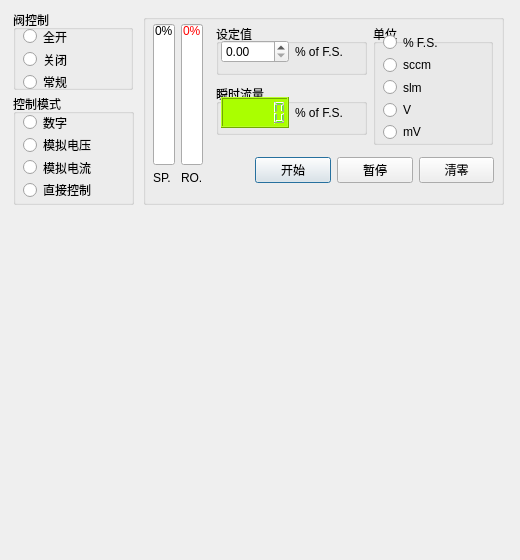
Old version of the form PythonControler/src/UIControl.ui in the repository erisir/MFC_STM32F373.
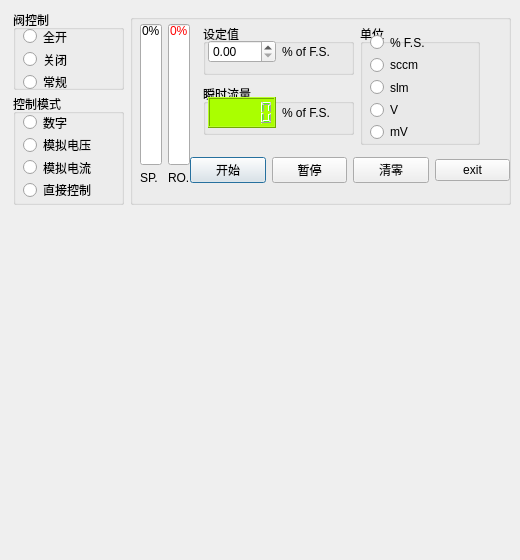
New version of the form. Custom widgets are drawn as their Qt base class.

Diff of the .ui file:
```diff
--- a/PythonControler/src/UIControl.ui
+++ b/PythonControler/src/UIControl.ui
@@ -18,7 +18,7 @@
     <rect>
      <x>13</x>
      <y>10</y>
-     <width>120</width>
+     <width>111</width>
      <height>80</height>
     </rect>
    </property>
@@ -64,7 +64,7 @@
     <rect>
      <x>13</x>
      <y>94</y>
-     <width>121</width>
+     <width>111</width>
      <height>111</height>
     </rect>
    </property>
@@ -115,9 +115,9 @@
   <widget class="QGroupBox" name="groupBox_3">
    <property name="geometry">
     <rect>
-     <x>143</x>
+     <x>130</x>
      <y>14</y>
-     <width>361</width>
+     <width>381</width>
      <height>191</height>
     </rect>
    </property>
@@ -276,9 +276,9 @@
    <widget class="QWidget" name="horizontalLayoutWidget">
     <property name="geometry">
      <rect>
-      <x>112</x>
+      <x>60</x>
       <y>141</y>
-      <width>239</width>
+      <width>320</width>
       <height>31</height>
      </rect>
     </property>
@@ -307,6 +307,13 @@
        </property>
       </widget>
      </item>
+     <item>
+      <widget class="QPushButton" name="Exit">
+       <property name="text">
+        <string>exit</string>
+       </property>
+      </widget>
+     </item>
     </layout>
    </widget>
    <widget class="QWidget" name="gridLayoutWidget">
```
